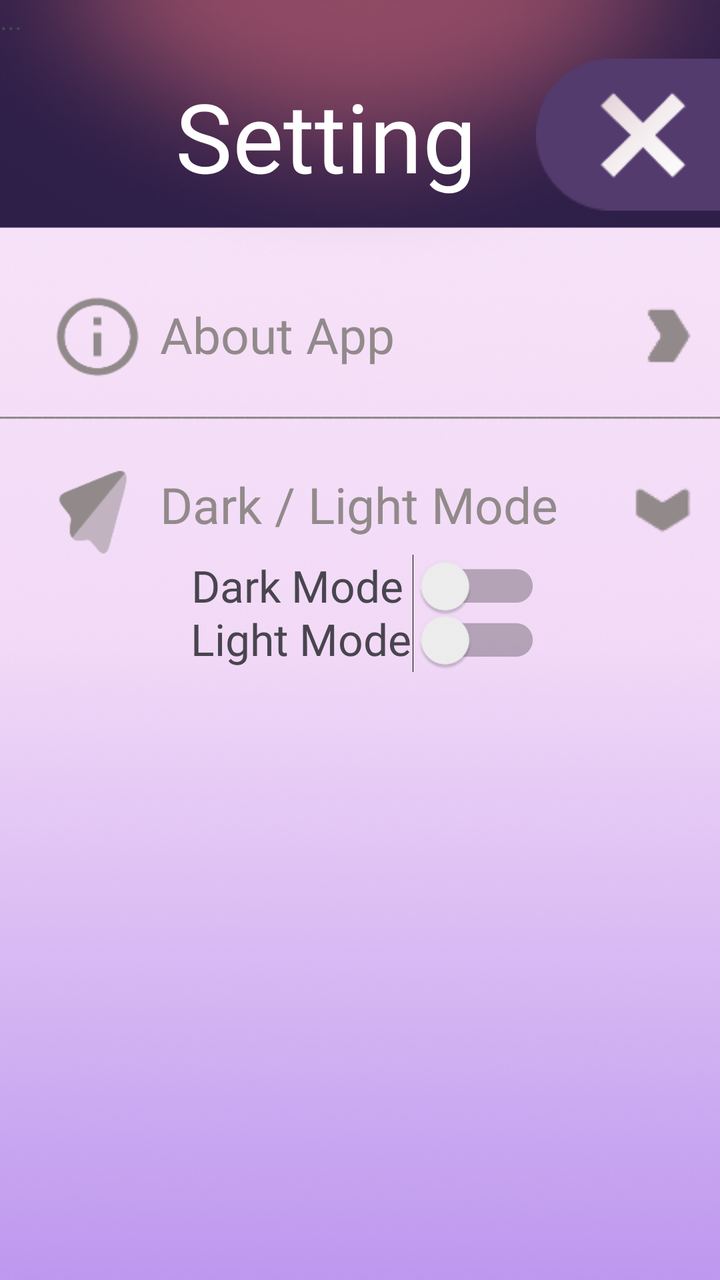
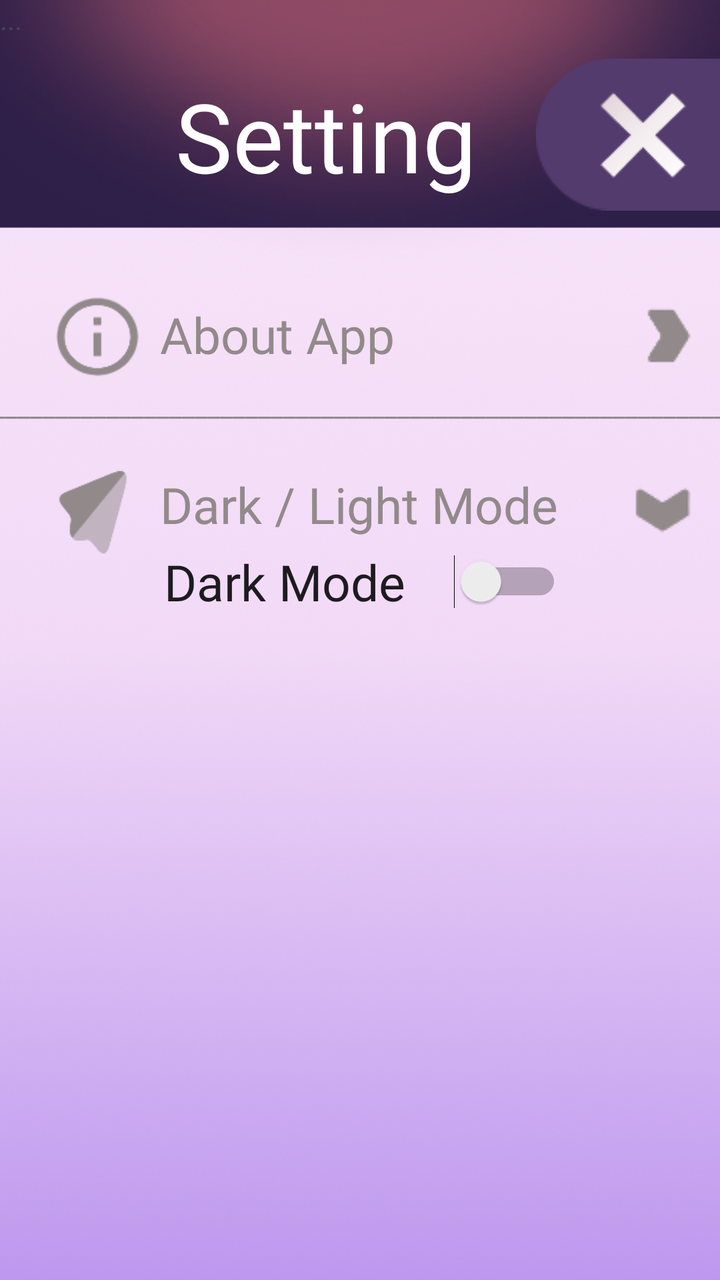

Before-and-after screenshots of an Android layout around one commit, followed by the original layout XML and the change that was made.
<!-- AndroidManifest.xml: application theme Theme.Dara -->
<!-- res/layout/fragment_mode.xml -->
<?xml version="1.0" encoding="utf-8"?>
<androidx.constraintlayout.widget.ConstraintLayout xmlns:android="http://schemas.android.com/apk/res/android"
    xmlns:app="http://schemas.android.com/apk/res-auto"
    xmlns:tools="http://schemas.android.com/tools"
    android:layout_width="match_parent"
    android:layout_height="match_parent"
    android:background="@drawable/wallpaper_set"
    tools:context=".ModeFragment">

    

    <TextView
        android:id="@+id/textView18"
        android:layout_width="match_parent"
        android:layout_height="match_parent"
        android:text="@string/hello_blank_fragment"
        tools:layout_editor_absoluteX="0dp"
        tools:layout_editor_absoluteY="0dp" />

    <TextView
        android:id="@+id/textView17"
        android:layout_width="185dp"
        android:layout_height="81dp"
        android:fontFamily="@font/montserrat_semibold"
        android:text="Setting"
        android:textColor="#FFFFFF"
        android:textColorLink="#FFFFFF"
        android:textSize="48sp"
        app:layout_constraintBottom_toBottomOf="parent"
        app:layout_constraintEnd_toEndOf="parent"
        app:layout_constraintStart_toStartOf="parent"
        app:layout_constraintTop_toTopOf="parent"
        app:layout_constraintVertical_bias="0.064" />

    <ImageView
        android:id="@+id/imageView8"
        android:layout_width="wrap_content"
        android:layout_height="wrap_content"
        android:src="@drawable/back_x"
        app:layout_constraintBottom_toBottomOf="parent"
        app:layout_constraintEnd_toEndOf="parent"
        app:layout_constraintHorizontal_bias="1.0"
        app:layout_constraintStart_toStartOf="parent"
        app:layout_constraintTop_toTopOf="parent"
        app:layout_constraintVertical_bias="0.052" />

    <ImageView
        android:id="@+id/btn_x_mode"
        android:layout_width="60dp"
        android:layout_height="68dp"
        android:src="@drawable/close"
        app:layout_constraintBottom_toBottomOf="parent"
        app:layout_constraintEnd_toEndOf="parent"
        app:layout_constraintHorizontal_bias="0.979"
        app:layout_constraintStart_toStartOf="parent"
        app:layout_constraintTop_toTopOf="parent"
        app:layout_constraintVertical_bias="0.057" />

    <ImageView
        android:id="@+id/imageView12"
        android:layout_width="52dp"
        android:layout_height="58dp"
        android:src="@drawable/info_grey"
        app:layout_constraintBottom_toBottomOf="parent"
        app:layout_constraintEnd_toEndOf="parent"
        app:layout_constraintHorizontal_bias="0.075"
        app:layout_constraintStart_toStartOf="@+id/textView18"
        app:layout_constraintTop_toTopOf="parent"
        app:layout_constraintVertical_bias="0.241" />

    <TextView
        android:id="@+id/textview19"
        android:layout_width="wrap_content"
        android:layout_height="wrap_content"
        android:fontFamily="@font/montserrat_bold"
        android:text="About App"
        android:textColor="#928A8A"
        android:textSize="25sp"
        app:layout_constraintBottom_toBottomOf="parent"
        app:layout_constraintEnd_toEndOf="parent"
        app:layout_constraintHorizontal_bias="0.329"
        app:layout_constraintStart_toStartOf="parent"
        app:layout_constraintTop_toTopOf="parent"
        app:layout_constraintVertical_bias="0.248" />

    <ImageView
        android:id="@+id/imageView13"
        android:layout_width="wrap_content"
        android:layout_height="wrap_content"
        android:src="@drawable/arrow_grey"
        app:layout_constraintBottom_toBottomOf="parent"
        app:layout_constraintEnd_toEndOf="parent"
        app:layout_constraintHorizontal_bias="0.981"
        app:layout_constraintStart_toStartOf="parent"
        app:layout_constraintTop_toTopOf="parent"
        app:layout_constraintVertical_bias="0.249" />

    <TextView
        android:id="@+id/textView20"
        android:layout_width="419dp"
        android:layout_height="36dp"
        android:text="________________________________________________________________"
        android:textColor="#928A8A"
        app:layout_constraintBottom_toBottomOf="@+id/textView18"
        app:layout_constraintEnd_toEndOf="parent"
        app:layout_constraintStart_toStartOf="@+id/textView18"
        app:layout_constraintTop_toTopOf="parent"
        app:layout_constraintVertical_bias="0.32" />

    <ImageView
        android:id="@+id/imageView11"
        android:layout_width="56dp"
        android:layout_height="56dp"
        android:src="@drawable/mode_grey"
        app:layout_constraintBottom_toBottomOf="parent"
        app:layout_constraintEnd_toEndOf="parent"
        app:layout_constraintHorizontal_bias="0.064"
        app:layout_constraintStart_toStartOf="parent"
        app:layout_constraintTop_toTopOf="parent"
        app:layout_constraintVertical_bias="0.384" />

    <TextView
        android:id="@+id/textView19"
        android:layout_width="wrap_content"
        android:layout_height="wrap_content"
        android:fontFamily="@font/montserrat_bold"
        android:text="Dark / Light Mode"
        android:textColor="#928A8A"
        android:textSize="25sp"
        app:layout_constraintBottom_toBottomOf="parent"
        app:layout_constraintEnd_toEndOf="parent"
        app:layout_constraintHorizontal_bias="0.497"
        app:layout_constraintStart_toStartOf="parent"
        app:layout_constraintTop_toTopOf="parent"
        app:layout_constraintVertical_bias="0.388" />

    <ImageView
        android:id="@+id/btn_modedown"
        android:layout_width="wrap_content"
        android:layout_height="wrap_content"
        android:src="@drawable/arrow_down"
        app:layout_constraintBottom_toBottomOf="parent"
        app:layout_constraintEnd_toEndOf="parent"
        app:layout_constraintHorizontal_bias="0.975"
        app:layout_constraintStart_toStartOf="parent"
        app:layout_constraintTop_toTopOf="parent"
        app:layout_constraintVertical_bias="0.394" />

    <TextView
        android:id="@+id/textView22"
        android:layout_width="wrap_content"
        android:layout_height="wrap_content"
        android:fontFamily="@font/montserrat_semibold"
        android:text="Dark Mode"
        android:textSize="22sp"
        app:layout_constraintBottom_toBottomOf="parent"
        app:layout_constraintEnd_toEndOf="parent"
        app:layout_constraintHorizontal_bias="0.376"
        app:layout_constraintStart_toStartOf="parent"
        app:layout_constraintTop_toTopOf="parent"
        app:layout_constraintVertical_bias="0.455" />

    <TextView
        android:id="@+id/textView23"
        android:layout_width="wrap_content"
        android:layout_height="wrap_content"
        android:fontFamily="@font/montserrat_semibold"
        android:text="Light Mode"
        android:textSize="22sp"
        app:layout_constraintBottom_toBottomOf="parent"
        app:layout_constraintEnd_toEndOf="parent"
        app:layout_constraintHorizontal_bias="0.382"
        app:layout_constraintStart_toStartOf="parent"
        app:layout_constraintTop_toTopOf="parent"
        app:layout_constraintVertical_bias="0.499" />

    <Switch
        android:id="@+id/switch1"
        android:layout_width="62dp"
        android:layout_height="45dp"

        android:scaleX="1.2"
        android:scaleY="1.2"

        app:layout_constraintBottom_toBottomOf="parent"
        app:layout_constraintEnd_toEndOf="parent"
        app:layout_constraintHorizontal_bias="0.681"
        app:layout_constraintStart_toStartOf="parent"
        app:layout_constraintTop_toTopOf="parent"
        app:layout_constraintVertical_bias="0.455" />

    <Switch
        android:id="@+id/switch2"
        android:layout_width="62dp"
        android:layout_height="45dp"

        android:scaleX="1.2"
        android:scaleY="1.2"

        app:layout_constraintBottom_toBottomOf="parent"
        app:layout_constraintEnd_toEndOf="parent"
        app:layout_constraintHorizontal_bias="0.681"
        app:layout_constraintStart_toStartOf="parent"
        app:layout_constraintTop_toTopOf="parent" />

</androidx.constraintlayout.widget.ConstraintLayout>
<!-- resources referenced by this layout -->
<resources>
  <!-- drawable arrow_down: png bitmap (drawable, 941 bytes) -->
  <!-- drawable arrow_grey: png bitmap (drawable, 905 bytes) -->
  <!-- drawable back_x: png bitmap (drawable, 893 bytes) -->
  <!-- drawable close: png bitmap (drawable, 3482 bytes) -->
  <!-- drawable info_grey: png bitmap (drawable, 3999 bytes) -->
  <!-- drawable mode_grey: png bitmap (drawable, 3869 bytes) -->
  <!-- drawable wallpaper_set: png bitmap (drawable, 234862 bytes) -->
  <string name="hello_blank_fragment">...</string>
  <style name="Theme.Dara" parent="Base.Theme.Dara" />
  <style name="Base.Theme.Dara" parent="Theme.Material3.DayNight.NoActionBar">
          
          
      </style>
</resources>

<!-- the commit's change to res/layout/fragment_mode.xml (unified diff, before → after) -->
@@ -146,61 +146,18 @@
         app:layout_constraintTop_toTopOf="parent"
         app:layout_constraintVertical_bias="0.394" />
 
-    <TextView
-        android:id="@+id/textView22"
-        android:layout_width="wrap_content"
-        android:layout_height="wrap_content"
+    <Switch
+        android:id="@+id/switchdark"
+        android:layout_width="199dp"
+        android:layout_height="59dp"
         android:fontFamily="@font/montserrat_semibold"
+
         android:text="Dark Mode"
-        android:textSize="22sp"
+        android:textSize="25sp"
         app:layout_constraintBottom_toBottomOf="parent"
         app:layout_constraintEnd_toEndOf="parent"
-        app:layout_constraintHorizontal_bias="0.376"
+        app:layout_constraintHorizontal_bias="0.51"
         app:layout_constraintStart_toStartOf="parent"
         app:layout_constraintTop_toTopOf="parent"
-        app:layout_constraintVertical_bias="0.455" />
-
-    <TextView
-        android:id="@+id/textView23"
-        android:layout_width="wrap_content"
-        android:layout_height="wrap_content"
-        android:fontFamily="@font/montserrat_semibold"
-        android:text="Light Mode"
-        android:textSize="22sp"
-        app:layout_constraintBottom_toBottomOf="parent"
-        app:layout_constraintEnd_toEndOf="parent"
-        app:layout_constraintHorizontal_bias="0.382"
-        app:layout_constraintStart_toStartOf="parent"
-        app:layout_constraintTop_toTopOf="parent"
-        app:layout_constraintVertical_bias="0.499" />
-
-    <Switch
-        android:id="@+id/switch1"
-        android:layout_width="62dp"
-        android:layout_height="45dp"
-
-        android:scaleX="1.2"
-        android:scaleY="1.2"
-
-        app:layout_constraintBottom_toBottomOf="parent"
-        app:layout_constraintEnd_toEndOf="parent"
-        app:layout_constraintHorizontal_bias="0.681"
-        app:layout_constraintStart_toStartOf="parent"
-        app:layout_constraintTop_toTopOf="parent"
-        app:layout_constraintVertical_bias="0.455" />
-
-    <Switch
-        android:id="@+id/switch2"
-        android:layout_width="62dp"
-        android:layout_height="45dp"
-
-        android:scaleX="1.2"
-        android:scaleY="1.2"
-
-        app:layout_constraintBottom_toBottomOf="parent"
-        app:layout_constraintEnd_toEndOf="parent"
-        app:layout_constraintHorizontal_bias="0.681"
-        app:layout_constraintStart_toStartOf="parent"
-        app:layout_constraintTop_toTopOf="parent" />
-
+        app:layout_constraintVertical_bias="0.45" />
 </androidx.constraintlayout.widget.ConstraintLayout>
<!-- resource entries referenced after the edit -->
@@ -10,8 +10,10 @@
   <string name="hello_blank_fragment">...</string>
   <style name="Theme.Dara" parent="Base.Theme.Dara" />
   <style name="Base.Theme.Dara" parent="Theme.Material3.DayNight.NoActionBar">
-          
-          
+          <item name="colorPrimary">@color/activeColor</item>
+          <item name="colorSecondary">@color/light_purple</item>
       </style>
+  <color name="activeColor">#F2AEBB</color>
+  <color name="light_purple">#E6E0FF</color>
 </resources>
 
